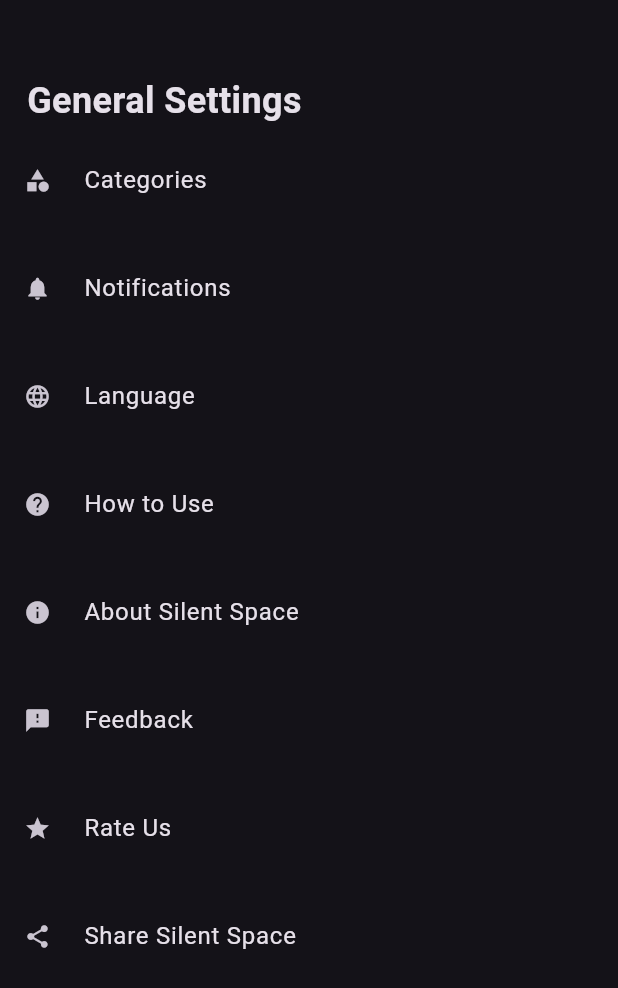
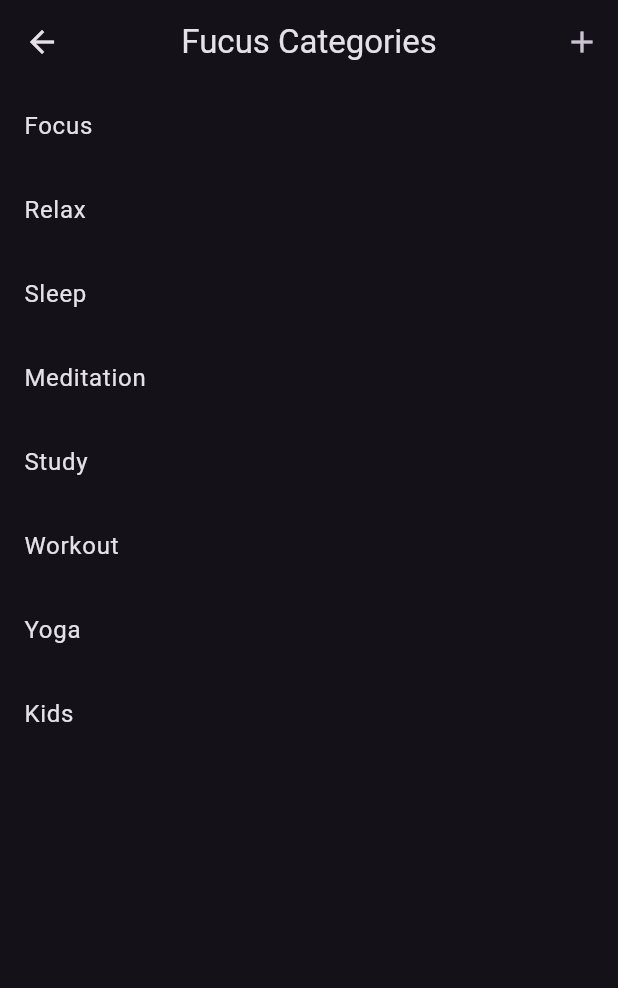
Before and after one commit to khaledgomah/silent_space, a Flutter app: the SettingSceen widget shown alone on an empty page, opened directly, after a tap on "Categories", on a phone screen of 412 x 824 dp. Shown: the top 988 px of the screen. Run offline on Flutter 3.47's test engine with Material 3 defaults, Android fonts, the phone set to English and light mode, and no system bars; our stand-ins replace circular_countdown_timer, flutter_bloc, font_awesome_flutter, get_it, shared_preferences; missing offline and left inert: mrx_charts; accounts and stored records are empty.

Commit message:
add QuestionModel and QuestionWidget; migrate question logic to setting feature and implement category management with dismissible items

```diff
--- a/lib/core/utils/on_generate_route.dart
+++ b/lib/core/utils/on_generate_route.dart
@@ -1,6 +1,7 @@
 import 'package:flutter/material.dart';
 import 'package:flutter_bloc/flutter_bloc.dart';
-import 'package:silent_space/features/how_to_use/presentation/how_to_use_screen.dart';
+import 'package:silent_space/features/setting/presentation/categories_screen.dart';
+import 'package:silent_space/features/setting/presentation/how_to_use_screen.dart';
 import 'package:silent_space/features/splash/presentation/views/splash_view.dart';
 import 'package:silent_space/features/time/presentation/manager/cubit/timer_cubit.dart';
 import 'package:silent_space/features/time/presentation/views/home_view.dart';
@@ -15,6 +16,8 @@ Route<dynamic> onGenerateRoute(RouteSettings settings) {
               create: (context) => TimerCubit(), child: const HomeView()));
     case RoutesName.howToUse:
       return MaterialPageRoute(builder: (context) => const HowToUseScreen());
+      case RoutesName.categories:
+      return MaterialPageRoute(builder: (context) => const CategoriesScreen());
     default:
       return MaterialPageRoute(builder: (context) => const _UnknownPage());
   }
@@ -41,4 +44,5 @@ class RoutesName {
   static const String unknown = '/unknown';
   static const String homeView = '/home';
   static const String howToUse = '/howToUse';
+  static const String categories = '/categories';
 }
--- a/lib/core/utils/service_locator.dart
+++ b/lib/core/utils/service_locator.dart
@@ -9,5 +9,6 @@ Future<void> locatorSetup() async {
       allowList: <String>{'language'},
     ),
   );
-  getIt.registerSingleton<SharedPreferencesWithCache>(sharedPreferencesWithCache);
+  getIt.registerSingleton<SharedPreferencesWithCache>(
+      sharedPreferencesWithCache);
 }
--- /dev/null
+++ b/lib/features/setting/helper/category_functions.dart
@@ -0,0 +1,24 @@
+import 'package:shared_preferences/shared_preferences.dart';
+
+Future<SharedPreferencesWithCache>
+    getsharedPreferencesCategoriesObject() async {
+  final sharedPreferencesWithCache = await SharedPreferencesWithCache.create(
+    cacheOptions: const SharedPreferencesWithCacheOptions(
+      allowList: <String>{'categories'},
+    ),
+  );
+  return sharedPreferencesWithCache;
+}
+
+Future<void> saveCategories(List<String> categories) async {
+  final sharedPreferencesWithCache =
+      await getsharedPreferencesCategoriesObject();
+  sharedPreferencesWithCache.setStringList('categories', categories);
+}
+
+Future<List<String>> getCategeories() async {
+  final sharedPreferencesWithCache =
+      await getsharedPreferencesCategoriesObject();
+
+  return sharedPreferencesWithCache.getStringList('categories') ?? [];
+}
--- /dev/null
+++ b/lib/features/setting/presentation/categories_screen.dart
@@ -0,0 +1,117 @@
+import 'package:flutter/material.dart';
+import 'package:silent_space/features/setting/helper/category_functions.dart';
+import 'package:silent_space/features/setting/presentation/widgets/category_item.dart';
+
+bool isCategoriesEmpty = false;
+
+class CategoriesScreen extends StatefulWidget {
+  const CategoriesScreen({super.key});
+
+  @override
+  State<CategoriesScreen> createState() => _CategoriesScreenState();
+}
+
+class _CategoriesScreenState extends State<CategoriesScreen> {
+  List<String> categories = [];
+  @override
+  void initState() {
+    super.initState();
+    _loadCategories();
+  }
+
+  Future<void> _loadCategories() async {
+    categories = await getCategeories();
+    if (categories.isEmpty && isCategoriesEmpty == false) {
+      categories = [
+        'Focus',
+        'Relax',
+        'Sleep',
+        'Meditation',
+        'Study',
+        'Workout',
+        'Yoga',
+        'Kids'
+      ];
+      saveCategories(categories);
+    }
+    setState(() {});
+  }
+
+  @override
+  Widget build(BuildContext context) {
+    return Scaffold(
+      appBar: AppBar(
+        actions: [
+          IconButton(
+              icon: const Icon(Icons.add),
+              onPressed: () {
+                addCategoryOnPressed(context);
+              }),
+        ],
+        centerTitle: true,
+        title: const Text('Fucus Categories'),
+      ),
+      body: ListView.builder(
+        itemCount: categories.length,
+        itemBuilder: (context, index) {
+          final category = categories[index];
+          return CategoryItem(
+              category: category,
+              onDismissed: (direction) {
+                setState(() {
+                  categories.removeAt(index);
+                  saveCategories(categories);
+                });
+              });
+        },
+      ),
+    );
+  }
+
+  Future<dynamic> addCategoryOnPressed(BuildContext context) {
+    return showDialog(
+      context: context,
+      builder: (context) {
+        final textController = TextEditingController();
+        return AlertDialog(
+          title: const Text('Add Category'),
+          content: TextField(
+            controller: textController,
+            decoration: const InputDecoration(
+              hintText: 'Category Name',
+            ),
+            textInputAction: TextInputAction.done,
+            onSubmitted: (value) {
+              _addCategory(textController);
+            },
+          ),
+          actions: [
+            TextButton(
+              onPressed: () {
+                Navigator.pop(context);
+              },
+              child: const Text('Cancel'),
+            ),
+            TextButton(
+              onPressed: () {
+                _addCategory(textController);
+              },
+              child: const Text('Add'),
+            ),
+          ],
+        );
+      },
+    );
+  }
+
+  void _addCategory(TextEditingController textController) {
+    final category = textController.text;
+    if (category.isNotEmpty) {
+      isCategoriesEmpty = false;
+      categories.add(category);
+      saveCategories(categories);
+      Navigator.pop(context);
+      setState(() {});
+    }
+  }
+}
--- a/lib/features/how_to_use/presentation/how_to_use_screen.dart
+++ b/lib/features/setting/presentation/how_to_use_screen.dart
@@ -1,6 +1,6 @@
 import 'package:flutter/material.dart';
-import 'package:silent_space/features/how_to_use/data/model/question_model.dart';
-import 'package:silent_space/features/how_to_use/presentation/widgets/question_widget.dart';
+import 'package:silent_space/features/setting/data/models/question_model.dart';
+import 'package:silent_space/features/setting/presentation/widgets/question_widget.dart';
 import 'package:silent_space/generated/l10n.dart';
 
 class HowToUseScreen extends StatelessWidget {
--- a/lib/features/setting/presentation/setting_sceen.dart
+++ b/lib/features/setting/presentation/setting_sceen.dart
@@ -16,7 +16,9 @@ class SettingSceen extends StatelessWidget {
       SettingItemModel(
           title: S.of(context).categories,
           icon: const Icon(Icons.category),
-          onTap: () {}),
+          onTap: () {
+            context.pushNamed(RoutesName.categories);
+          }),
       SettingItemModel(
           title: S.of(context).notifications,
           icon: const Icon(Icons.notifications),
--- /dev/null
+++ b/lib/features/setting/presentation/widgets/category_item.dart
@@ -0,0 +1,30 @@
+import 'package:flutter/foundation.dart';
+import 'package:flutter/material.dart';
+
+class CategoryItem extends StatelessWidget {
+  const CategoryItem({super.key, required this.category, this.onDismissed});
+  final String category;
+  final void Function(DismissDirection)? onDismissed;
+  @override
+  Widget build(BuildContext context) {
+    return Dismissible(
+      direction: DismissDirection.endToStart,
+      secondaryBackground: Container(
+        color: Colors.red,
+        child: const Align(
+          alignment: Alignment.centerRight,
+          child: Padding(
+            padding: EdgeInsets.only(right: 20),
+            child: Icon(Icons.delete, color: Colors.white),
+          ),
+        ),
+      ),
+      background: Container(color: Colors.red),
+      onDismissed: onDismissed,
+      key: Key(category),
+      child: ListTile(
+        title: Text(category),
+      ),
+    );
+  }
+}
--- a/lib/features/how_to_use/presentation/widgets/question_widget.dart
+++ b/lib/features/setting/presentation/widgets/question_widget.dart
@@ -1,5 +1,5 @@
 import 'package:flutter/material.dart';
-import 'package:silent_space/features/how_to_use/data/model/question_model.dart';
+import 'package:silent_space/features/setting/data/models/question_model.dart';
 
 class QuestionWidget extends StatelessWidget {
   const QuestionWidget({super.key, required this.questionModel});
```
Also changed, not shown: lib/core/helper/helper_functions.dart (+7 -0 lines), lib/features/setting/data/models/question_model.dart (renamed from lib/features/how_to_use/data/model/question_model.dart).
